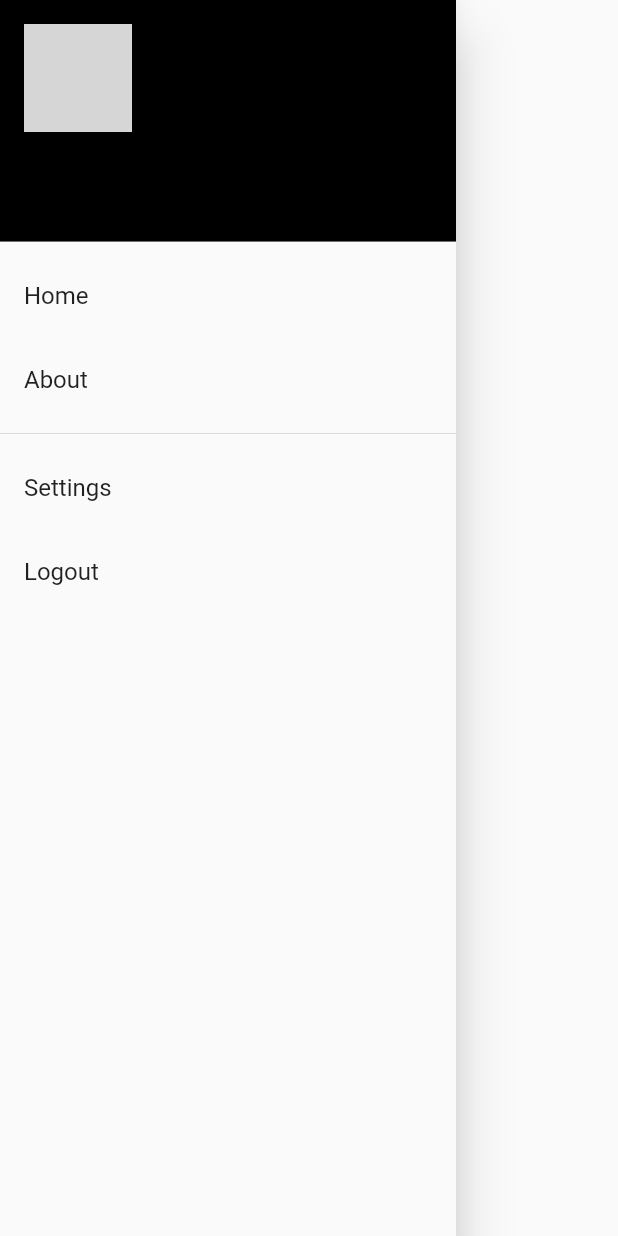
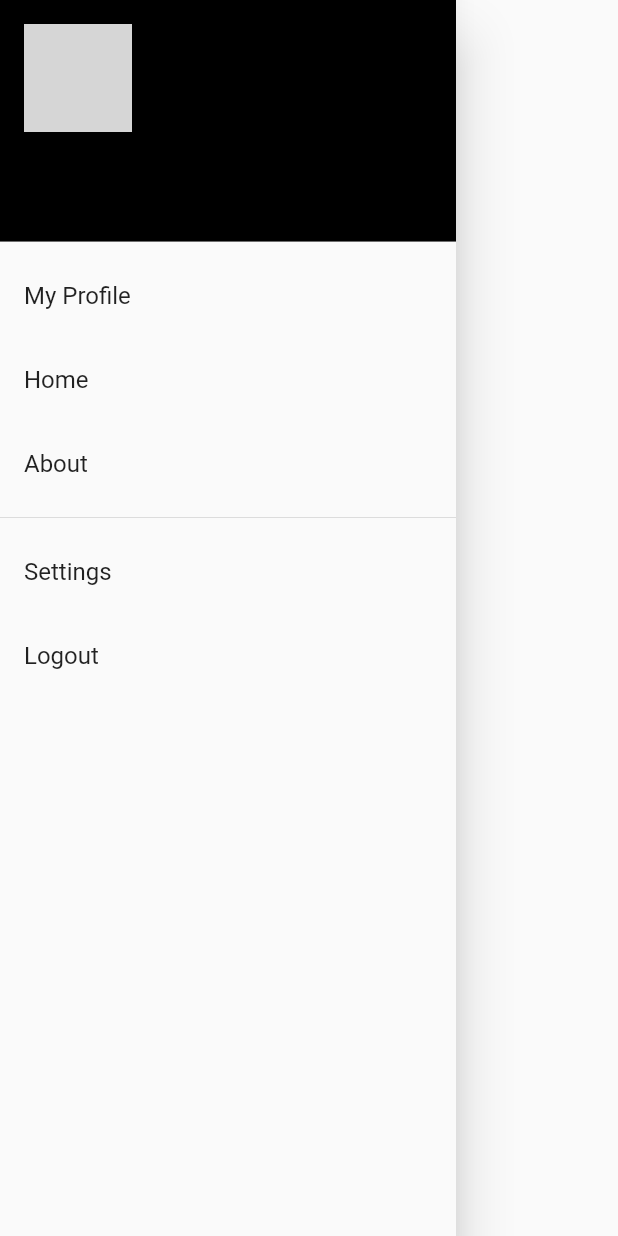
Before and after one commit to Kyusans/flutter-contacts, a Flutter app: the Navbar widget shown alone on an empty page, opened directly, on a phone screen of 412 x 824 dp. Run offline on Flutter 3.47's test engine with Material 2 defaults, Android fonts, the phone set to English and light mode, and no system bars; network calls fail; grey boxes are pictures that could not be loaded.

Commit message:
added user_profile.dart

```diff
--- a/lib/navbar.dart
+++ b/lib/navbar.dart
@@ -12,6 +12,7 @@ class Navbar extends StatefulWidget {
 }
 
 class _NavbarState extends State<Navbar> {
+  SessionStorage sessionStorage = SessionStorage();
   @override
   Widget build(BuildContext context) {
     return Drawer(
@@ -26,6 +27,10 @@ class _NavbarState extends State<Navbar> {
             currentAccountPicture: CircleAvatar(
               backgroundImage: AssetImage("assets/image/${SessionStorage.userImage}"),
             ),
+          ),
+          ListTile(
+            title: const Text("My Profile"),
+            onTap: () {},
           ),
           ListTile(
             title: const Text("Home"),
@@ -57,6 +62,7 @@ class _NavbarState extends State<Navbar> {
           ListTile(
             title: const Text("Logout"),
             onTap: () {
+              sessionStorage.setUserInformation("", "", "", "");
               Navigator.pushReplacement(
                 context,
                 MaterialPageRoute(
```
Also changed, not shown: lib/user_profile.dart (added, +20 -0 lines).
